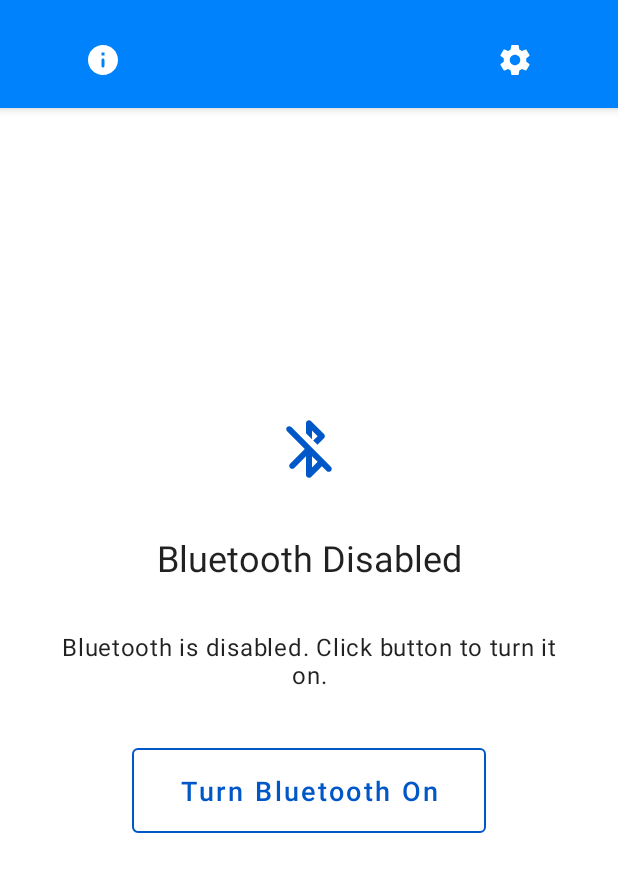
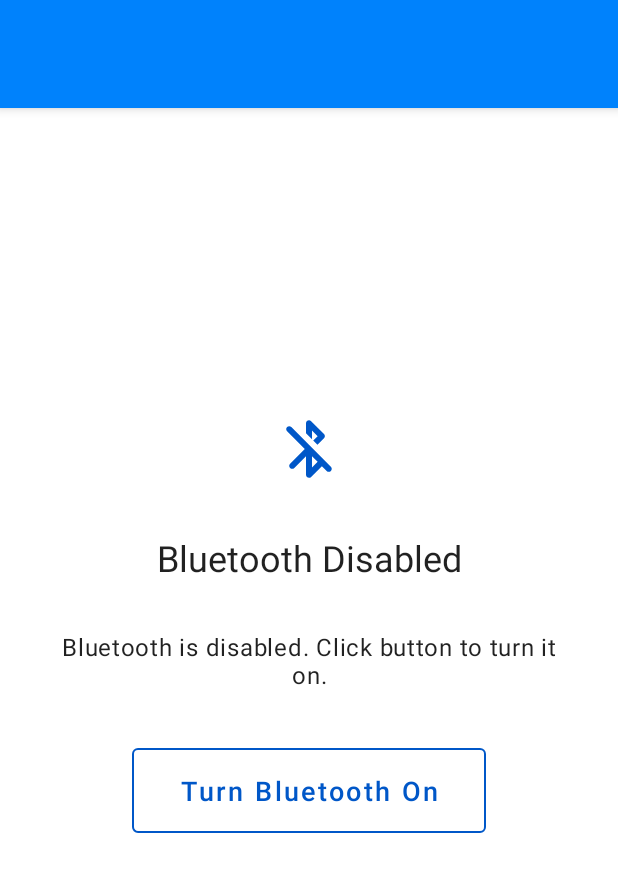
Before and after one commit to rionlabs/BluBot, an Android app: the ConnectionActivity screen opened directly, with no data from a screen before it, on a phone screen of 412 x 824 dp, the part 89-981 px from its top. Run offline under Robolectric (Android 15) with nearby library versions, the phone set to English and light mode, and no system bars; our stand-ins replace Timber, data binding; 9 statements that could not run were skipped.

Commit message:
Hide about and settings from menu

```diff
--- a/app/src/main/res/layout/activity_connection.xml
+++ b/app/src/main/res/layout/activity_connection.xml
@@ -35,7 +35,8 @@
                         android:layout_width="wrap_content"
                         android:layout_height="wrap_content"
                         android:contentDescription="@string/action_about"
-                        android:src="@drawable/ic_action_about" />
+                        android:src="@drawable/ic_action_about"
+                        android:visibility="invisible" />
 
                     <ImageButton
                         android:id="@+id/refreshButton"
@@ -51,7 +52,8 @@
                         android:layout_width="wrap_content"
                         android:layout_height="wrap_content"
                         android:contentDescription="@string/action_settings"
-                        android:src="@drawable/ic_action_settings" />
+                        android:src="@drawable/ic_action_settings"
+                        android:visibility="invisible" />
 
                 </LinearLayout>
 
```
